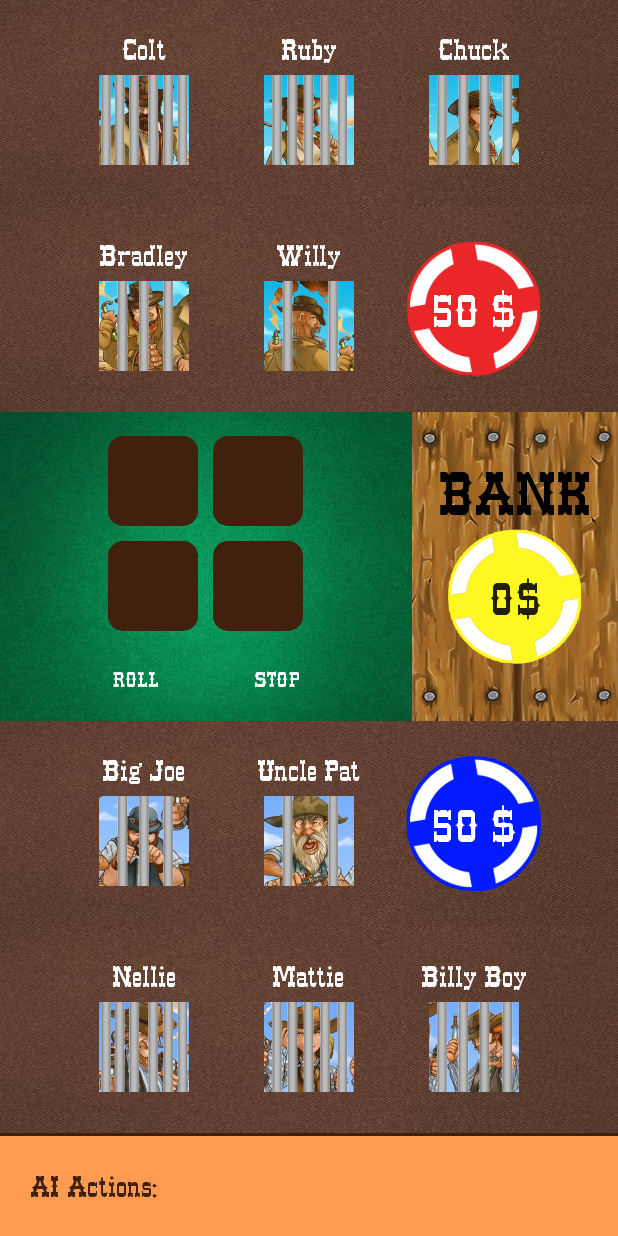
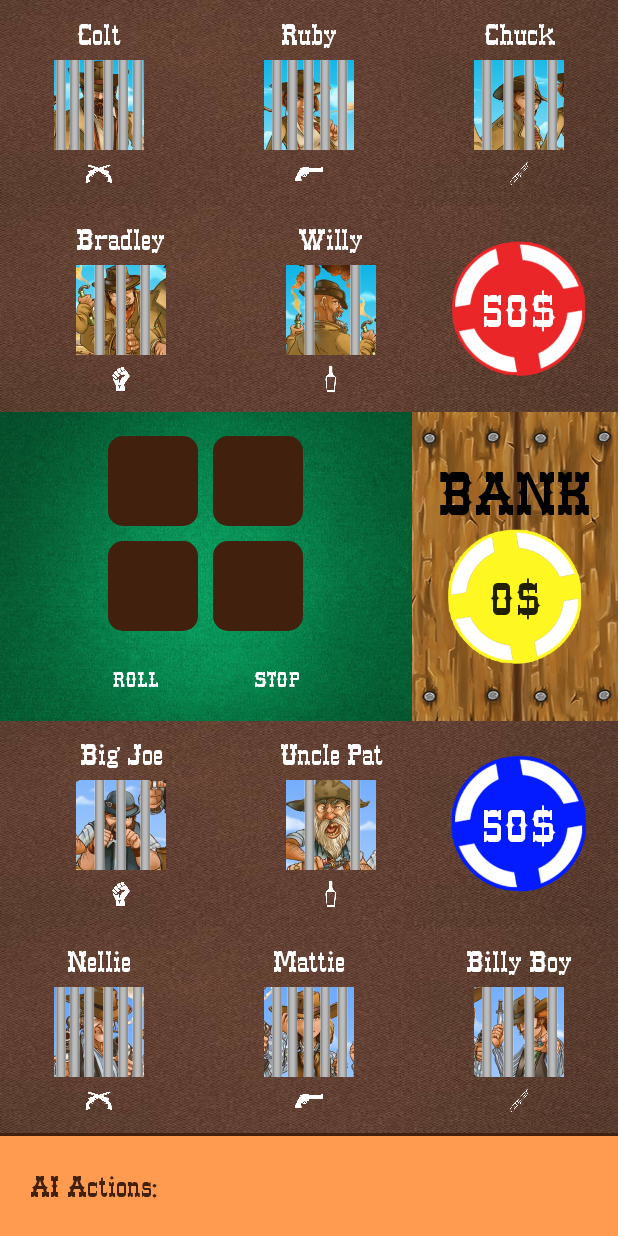
Before and after one commit to adrisuys/desperados, an Android app: the screen it shows after launch (GameActivity), after a tap on "PLAY", on a phone screen of 412 x 824 dp. Run offline under Robolectric (Android 15) with nearby library versions, the phone set to English and light mode, and no system bars.

Commit message:
fixes bug on game end and add change some hard coded values

```diff
--- a/app/src/main/java/be/adrisuys/desperados/Presenter.java
+++ b/app/src/main/java/be/adrisuys/desperados/Presenter.java
@@ -78,6 +78,10 @@ public class Presenter {
         view.updateUI();
     }
 
+    public String getGangMoney(int i) {
+        return game.getGangMoney(i);
+    }
+
     public String getGangName(int i) {
         return game.getGangName(i);
     }
--- a/app/src/main/java/be/adrisuys/desperados/models/Game.java
+++ b/app/src/main/java/be/adrisuys/desperados/models/Game.java
@@ -64,6 +64,11 @@ public class Game implements Serializable {
         gangs.add(createLosLibertadoresGang());
         gangs.add(createOlesonGang());
         this.gangs = gangs;
+    }
+
+    public void refreshGangs(){
+        setGangs();
+        pickPlayingGangs();
     }
 
     public void pickPlayingGangs(){
@@ -474,6 +479,10 @@ public class Game implements Serializable {
                 setGameState(GameState.DICE_ROLL);
             }
         } else if (gameState.equals(GameState.CHOOSE_ACTION)){
+            boolean isWon = isWon();
+            if (isWon){
+                presenter.displayWin(getCurrentGangName());
+            } else {
                 showHighlight();
                 rollCount = 1;
                 unlockAllDices();
@@ -490,6 +499,7 @@ public class Game implements Serializable {
                 } else {
                     presenter.displayMessage("You can do " + nbActionsForRound + " actions");
                 }
+            }
         } else if (gameState.equals(GameState.OLESON_MODE)){
             presenter.displayMessage("Pick a bandit that will be affected by Uncle Pat");
             highlightBanditsInJail();
--- a/app/src/main/java/be/adrisuys/desperados/view/GameActivity.java
+++ b/app/src/main/java/be/adrisuys/desperados/view/GameActivity.java
@@ -179,9 +179,9 @@ public class GameActivity extends AppCompatActivity implements GameViewInterface
         bankUI = findViewById(R.id.bank);
         bankUI.setText(presenter.getBankAmount());
         gangAmoney = findViewById(R.id.gangAmoney);
-        gangAmoney.setText("50 $");
+        gangAmoney.setText(presenter.getGangMoney(0));
         gangBmoney = findViewById(R.id.gangBmoney);
-        gangBmoney.setText("50 $");
+        gangBmoney.setText(presenter.getGangMoney(1));
 
         dice1UI = findViewById(R.id.dice1);
         dice2UI = findViewById(R.id.dice2);
--- a/app/src/main/java/be/adrisuys/desperados/view/MainActivity.java
+++ b/app/src/main/java/be/adrisuys/desperados/view/MainActivity.java
@@ -18,6 +18,10 @@ import be.adrisuys.desperados.models.Game;
 public class MainActivity extends AppCompatActivity {
 
     private Game game;
+    private TextView computerGangName;
+    private TextView yourGangName;
+    private LinearLayout topLinearLayout;
+    private LinearLayout bottomLinearLayout;
 
     @Override
     protected void onCreate(Bundle savedInstanceState) {
@@ -78,12 +82,16 @@ public class MainActivity extends AppCompatActivity {
     }
 
     private void setUI() {
-        TextView yourGangName = findViewById(R.id.your_gang);
+        yourGangName = findViewById(R.id.your_gang);
+        computerGangName = findViewById(R.id.computer_gang);
+        topLinearLayout = findViewById(R.id.top_bg);
+        bottomLinearLayout = findViewById(R.id.bottom_bg);
+        displayUI();
+    }
+
+    private void displayUI(){
         yourGangName.setText(game.getOwnGangName().toUpperCase());
-        TextView computerGangName = findViewById(R.id.computer_gang);
         computerGangName.setText(game.getComputerGangName().toUpperCase());
-        LinearLayout topLinearLayout = findViewById(R.id.top_bg);
-        LinearLayout bottomLinearLayout = findViewById(R.id.bottom_bg);
         setBg(topLinearLayout, game.getOwnGangName());
         setBg(bottomLinearLayout, game.getComputerGangName());
     }
@@ -106,6 +114,11 @@ public class MainActivity extends AppCompatActivity {
         play();
     }
 
+    public void onRefresh(View v){
+        game.refreshGangs();
+        displayUI();
+    }
+
     public void play(){
         Intent i = new Intent(this, GameActivity.class);
         i.putExtra("game", game);
--- a/app/src/main/res/layout/activity_main.xml
+++ b/app/src/main/res/layout/activity_main.xml
@@ -88,6 +88,13 @@
             android:textColor="#5B2B18"
             style="?android:attr/borderlessButtonStyle"/>
 
+        <Button
+            android:layout_width="100dp"
+            android:layout_height="100dp"
+            android:background="@drawable/main_refresh"
+            style="?android:attr/borderlessButtonStyle"
+            android:onClick="onRefresh"/>
+
     </LinearLayout>
 
 
--- a/app/src/main/res/layout/layout_ai_gang.xml
+++ b/app/src/main/res/layout/layout_ai_gang.xml
@@ -8,8 +8,8 @@
         android:gravity="center">
 
         <LinearLayout
-            android:layout_width="100dp"
-            android:layout_height="100dp"
+            android:layout_width="130dp"
+            android:layout_height="130dp"
             android:layout_marginRight="10dp"
             android:gravity="center"
             android:orientation="vertical">
@@ -38,11 +38,16 @@
 
             </LinearLayout>
 
+            <ImageView
+                android:layout_width="20dp"
+                android:layout_height="20dp"
+                android:background="@drawable/dice_face_ugly"/>
+
         </LinearLayout>
 
         <LinearLayout
-            android:layout_width="100dp"
-            android:layout_height="100dp"
+            android:layout_width="130dp"
+            android:layout_height="130dp"
             android:layout_marginRight="10dp"
             android:gravity="center"
             android:orientation="vertical">
@@ -71,6 +76,11 @@
 
             </LinearLayout>
 
+            <ImageView
+                android:layout_width="20dp"
+                android:layout_height="20dp"
+                android:background="@drawable/dice_face_brain"/>
+
         </LinearLayout>
 
         <Button
@@ -96,8 +106,8 @@
         android:padding="10dp">
 
         <LinearLayout
-            android:layout_width="100dp"
-            android:layout_height="100dp"
+            android:layout_width="130dp"
+            android:layout_height="130dp"
             android:layout_marginRight="10dp"
             android:gravity="center"
             android:orientation="vertical">
@@ -126,11 +136,16 @@
 
             </LinearLayout>
 
+            <ImageView
+                android:layout_width="20dp"
+                android:layout_height="20dp"
+                android:background="@drawable/dice_face_boss"/>
+
         </LinearLayout>
 
         <LinearLayout
-            android:layout_width="100dp"
-            android:layout_height="100dp"
+            android:layout_width="130dp"
+            android:layout_height="130dp"
             android:layout_marginRight="10dp"
             android:gravity="center"
             android:orientation="vertical">
@@ -159,11 +174,16 @@
 
             </LinearLayout>
 
+            <ImageView
+                android:layout_width="20dp"
+                android:layout_height="20dp"
+                android:background="@drawable/dice_face_lady"/>
+
         </LinearLayout>
 
         <LinearLayout
-            android:layout_width="100dp"
-            android:layout_height="100dp"
+            android:layout_width="130dp"
+            android:layout_height="130dp"
             android:gravity="center"
             android:orientation="vertical">
 
@@ -191,6 +211,11 @@
 
             </LinearLayout>
 
+            <ImageView
+                android:layout_width="20dp"
+                android:layout_height="20dp"
+                android:background="@drawable/dice_face_bad"/>
+
         </LinearLayout>
 
     </LinearLayout>
--- a/app/src/main/res/layout/layout_player_gang.xml
+++ b/app/src/main/res/layout/layout_player_gang.xml
@@ -9,8 +9,8 @@
         android:padding="10dp">
 
         <LinearLayout
-            android:layout_width="100dp"
-            android:layout_height="100dp"
+            android:layout_width="130dp"
+            android:layout_height="130dp"
             android:layout_marginRight="10dp"
             android:gravity="center"
             android:orientation="vertical">
@@ -41,11 +41,16 @@
 
             </LinearLayout>
 
+            <ImageView
+                android:layout_width="20dp"
+                android:layout_height="20dp"
+                android:background="@drawable/dice_face_boss"/>
+
         </LinearLayout>
 
         <LinearLayout
-            android:layout_width="100dp"
-            android:layout_height="100dp"
+            android:layout_width="130dp"
+            android:layout_height="130dp"
             android:layout_marginRight="10dp"
             android:gravity="center"
             android:orientation="vertical">
@@ -76,11 +81,16 @@
 
             </LinearLayout>
 
+            <ImageView
+                android:layout_width="20dp"
+                android:layout_height="20dp"
+                android:background="@drawable/dice_face_lady"/>
+
         </LinearLayout>
 
         <LinearLayout
-            android:layout_width="100dp"
-            android:layout_height="100dp"
+            android:layout_width="130dp"
+            android:layout_height="130dp"
             android:gravity="center"
             android:orientation="vertical">
 
@@ -110,6 +120,11 @@
 
             </LinearLayout>
 
+            <ImageView
+                android:layout_width="20dp"
+                android:layout_height="20dp"
+                android:background="@drawable/dice_face_bad"/>
+
         </LinearLayout>
 
     </LinearLayout>
@@ -122,8 +137,8 @@
         android:gravity="center">
 
         <LinearLayout
-            android:layout_width="100dp"
-            android:layout_height="100dp"
+            android:layout_width="130dp"
+            android:layout_height="130dp"
             android:layout_marginRight="10dp"
             android:gravity="center"
             android:orientation="vertical">
@@ -154,11 +169,16 @@
 
             </LinearLayout>
 
+            <ImageView
+                android:layout_width="20dp"
+                android:layout_height="20dp"
+                android:background="@drawable/dice_face_ugly"/>
+
         </LinearLayout>
 
         <LinearLayout
-            android:layout_width="100dp"
-            android:layout_height="100dp"
+            android:layout_width="130dp"
+            android:layout_height="130dp"
             android:layout_marginRight="10dp"
             android:gravity="center"
             android:orientation="vertical">
@@ -189,6 +209,11 @@
 
             </LinearLayout>
 
+            <ImageView
+                android:layout_width="20dp"
+                android:layout_height="20dp"
+                android:background="@drawable/dice_face_brain"/>
+
         </LinearLayout>
 
         <Button
```
Also changed, not shown: app/src/main/res/drawable/main_refresh.png (added). Lines whose indentation alone changed are shown as unchanged.
